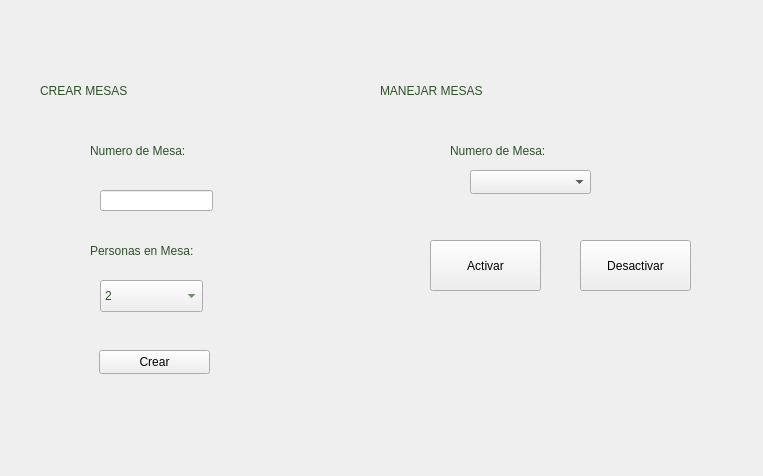
Before: the Qt Designer form crearmesas3.ui in valeAlfaro5/ProyectoLenguajesDeProgramacion, drawn with Qt 5.
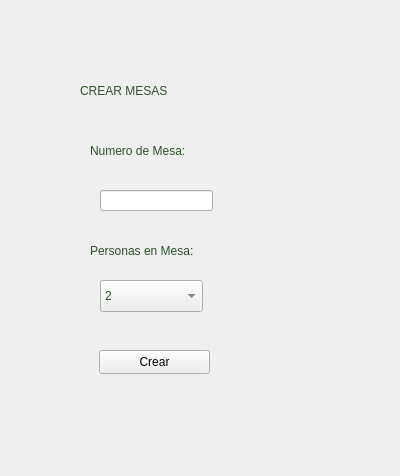
After: the same form once the commit is applied.

```diff
--- a/crearmesas3.ui
+++ b/crearmesas3.ui
@@ -6,7 +6,7 @@
    <rect>
     <x>0</x>
     <y>0</y>
-    <width>763</width>
+    <width>400</width>
     <height>476</height>
    </rect>
   </property>
@@ -71,29 +71,6 @@
     <string>Personas en Mesa: </string>
    </property>
   </widget>
-  <widget class="QComboBox" name="comboBox">
-   <property name="geometry">
-    <rect>
-     <x>470</x>
-     <y>170</y>
-     <width>121</width>
-     <height>24</height>
-    </rect>
-   </property>
-  </widget>
-  <widget class="QPushButton" name="activarMesa">
-   <property name="geometry">
-    <rect>
-     <x>430</x>
-     <y>240</y>
-     <width>111</width>
-     <height>51</height>
-    </rect>
-   </property>
-   <property name="text">
-    <string>Activar</string>
-   </property>
-  </widget>
   <widget class="QLineEdit" name="numeroMesa">
    <property name="geometry">
     <rect>
@@ -104,24 +81,6 @@
     </rect>
    </property>
   </widget>
-  <widget class="QLabel" name="label_4">
-   <property name="geometry">
-    <rect>
-     <x>380</x>
-     <y>60</y>
-     <width>321</width>
-     <height>61</height>
-    </rect>
-   </property>
-   <property name="styleSheet">
-    <string notr="true">font: 700 24pt &quot;Georgia&quot;;
-color: rgb(45, 81, 40);
-</string>
-   </property>
-   <property name="text">
-    <string>MANEJAR MESAS</string>
-   </property>
-  </widget>
   <widget class="QPushButton" name="crearMesita">
    <property name="geometry">
     <rect>
@@ -153,28 +112,10 @@
     <string>Numero de Mesa: </string>
    </property>
   </widget>
-  <widget class="QLabel" name="label_5">
-   <property name="geometry">
-    <rect>
-     <x>450</x>
-     <y>140</y>
-     <width>181</width>
-     <height>21</height>
-    </rect>
-   </property>
-   <property name="styleSheet">
-    <string notr="true">font: 700 14pt &quot;Georgia&quot;;
-color: rgb(45, 81, 40);
-</string>
-   </property>
-   <property name="text">
-    <string>Numero de Mesa: </string>
-   </property>
-  </widget>
   <widget class="QLabel" name="label">
    <property name="geometry">
     <rect>
-     <x>40</x>
+     <x>80</x>
      <y>60</y>
      <width>271</width>
      <height>61</height>
@@ -189,19 +130,6 @@
     <string>CREAR MESAS</string>
    </property>
   </widget>
-  <widget class="QPushButton" name="desactivarMesa">
-   <property name="geometry">
-    <rect>
-     <x>580</x>
-     <y>240</y>
-     <width>111</width>
-     <height>51</height>
-    </rect>
-   </property>
-   <property name="text">
-    <string>Desactivar</string>
-   </property>
-  </widget>
  </widget>
  <resources/>
  <connections/>
```
